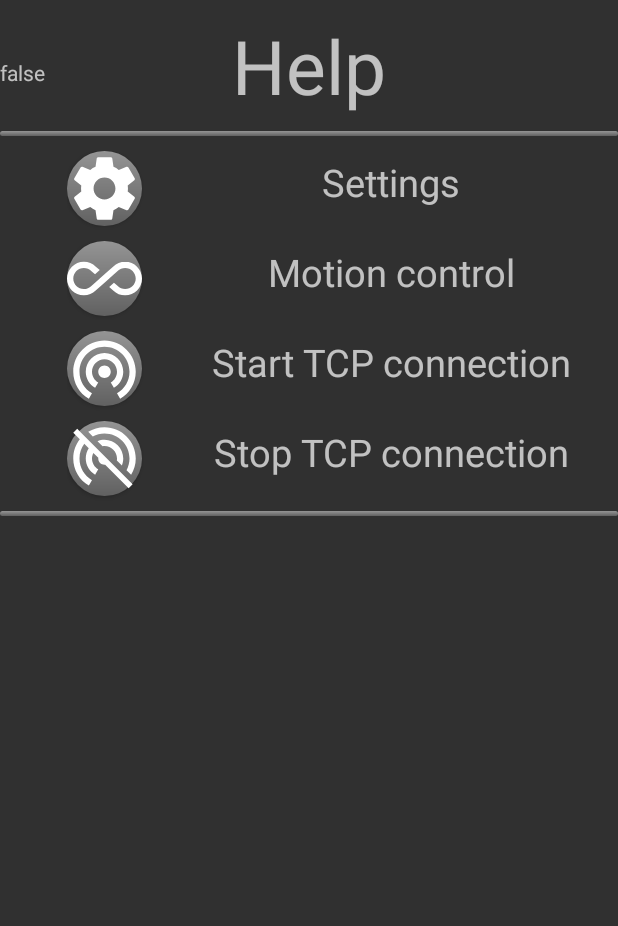
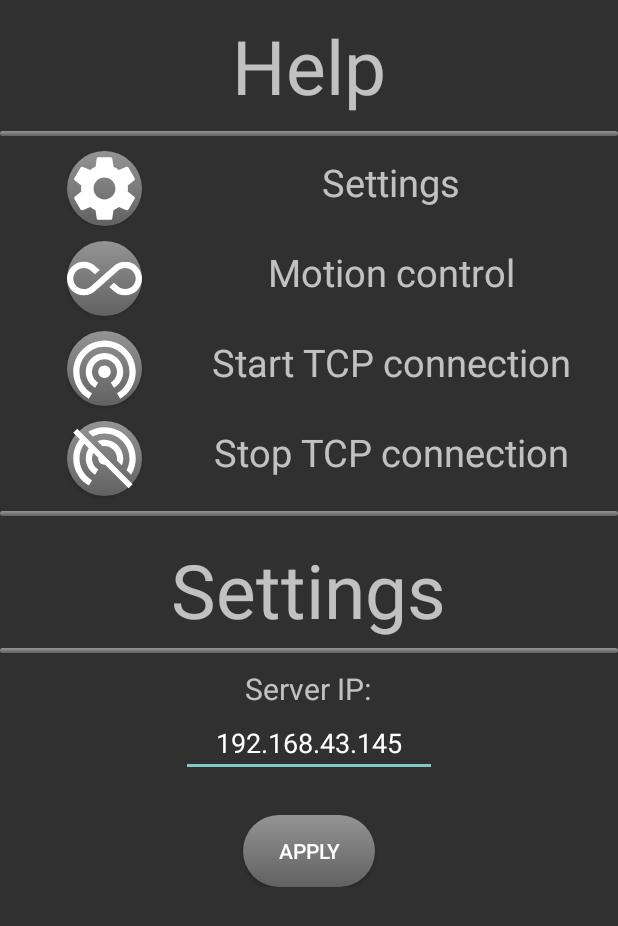
Before and after one commit to simoncools/DroneSimulatorApp2, an Android app: the helpActivity screen opened directly, with no data from a screen before it, on a phone screen of 412 x 824 dp. Shown: the top 926 px of the screen. Run offline under Robolectric (Android 15) with nearby library versions, the phone set to English and light mode, and no system bars.

Commit message:
remove settings

```diff
--- a/app/src/main/AndroidManifest.xml
+++ b/app/src/main/AndroidManifest.xml
@@ -12,8 +12,6 @@
         android:supportsRtl="true"
         android:theme="@style/Theme.AppCompat.NoActionBar">
         <activity android:name=".helpActivity"
-            android:screenOrientation="portrait"/>
-        <activity android:name=".settingsActivity"
             android:screenOrientation="portrait"/>
         <activity
             android:name=".movementActivity"
--- a/app/src/main/java/com/example/controller/helpActivity.java
+++ b/app/src/main/java/com/example/controller/helpActivity.java
@@ -3,6 +3,8 @@ package com.example.controller;
 import android.content.SharedPreferences;
 import android.support.v7.app.AppCompatActivity;
 import android.os.Bundle;
+import android.widget.Button;
+import android.widget.EditText;
 import android.widget.TextView;
 
 public class helpActivity extends AppCompatActivity {
@@ -11,15 +13,19 @@ public class helpActivity extends AppCompatActivity {
     protected void onCreate(Bundle savedInstanceState) {
         super.onCreate(savedInstanceState);
         setContentView(R.layout.activity_help);
+
+        EditText IP = findViewById(R.id.serverIPeditText);
+
         SharedPreferences pref = getApplicationContext().getSharedPreferences("MyPref", 0); // 0 - for private mode
-        TextView text1 = findViewById(R.id.textView4);
-        TextView text2 = findViewById(R.id.textView5);
-        TextView text3 = findViewById(R.id.textView6);
+        IP.setText(pref.getString("serverIP","192.168.43.145"));
+        final Button applyButton = findViewById(R.id.applyButton);
+        applyButton.setOnClickListener(v -> {
+            SharedPreferences.Editor editor = pref.edit();
 
-        text1.setText(pref.getString("serverIP",null));
-        text2.setText(pref.getString("serverPort",null));
-        text3.setText(pref.getBoolean("autoConnect",false)+"");
-
+            editor.putString("serverIP",IP.getText()+"");
+            editor.commit();
+            this.finish();
+        });
 
     }
 }
--- a/app/src/main/res/layout/activity_help.xml
+++ b/app/src/main/res/layout/activity_help.xml
@@ -6,30 +6,6 @@
     android:layout_height="match_parent"
     tools:context=".helpActivity">
 
-    <LinearLayout
-        android:layout_width="match_parent"
-        android:layout_height="match_parent"
-        android:orientation="vertical">
-
-        <TextView
-            android:id="@+id/textView4"
-            android:layout_width="wrap_content"
-            android:layout_height="wrap_content"
-            android:text="TextView" />
-
-        <TextView
-            android:id="@+id/textView5"
-            android:layout_width="wrap_content"
-            android:layout_height="wrap_content"
-            android:text="TextView" />
-
-        <TextView
-            android:id="@+id/textView6"
-            android:layout_width="wrap_content"
-            android:layout_height="wrap_content"
-            android:text="TextView" />
-
-    </LinearLayout>
 
     <ScrollView
         android:layout_width="match_parent"
@@ -142,6 +118,45 @@
             app:srcCompat="@drawable/button_background" />
 
 
+
+        <TextView
+            android:layout_width="wrap_content"
+            android:layout_height="wrap_content"
+            android:layout_marginTop="5dp"
+            android:layout_marginBottom="5dp"
+            android:text="Settings"
+            android:textSize="50dp" />
+
+        <ImageView
+            android:id="@+id/imageView"
+            android:layout_width="match_parent"
+            android:layout_height="3dp"
+            android:layout_marginBottom="10dp"
+            app:srcCompat="@drawable/button_background" />
+
+        <TextView
+            android:layout_width="wrap_content"
+            android:layout_height="wrap_content"
+            android:layout_weight="1"
+            android:text="Server IP:"
+            android:textSize="20dp" />
+
+        <EditText
+            android:id="@+id/serverIPeditText"
+            android:layout_width="wrap_content"
+            android:layout_height="wrap_content"
+            android:ems="8"
+            android:inputType="none"
+            android:textAlignment="center"
+            android:layout_marginBottom="25dp" />
+
+        <Button
+            android:id="@+id/applyButton"
+            android:layout_width="wrap_content"
+            android:layout_height="wrap_content"
+            android:text="Apply"
+            android:background="@drawable/button_background"/>
+
     </LinearLayout>
     </ScrollView>
 </android.support.constraint.ConstraintLayout>
```
Also changed, not shown: app/src/main/java/com/example/controller/MainActivity.java (+16 -15 lines), app/src/main/java/com/example/controller/TcpClient.java (+8 -3 lines), app/src/main/java/com/example/controller/settingsActivity.java (deleted, +0 -36 lines), app/src/main/res/layout/activity_main.xml (+4 -12 lines), app/src/main/res/layout/activity_settings.xml (deleted, +0 -85 lines).
